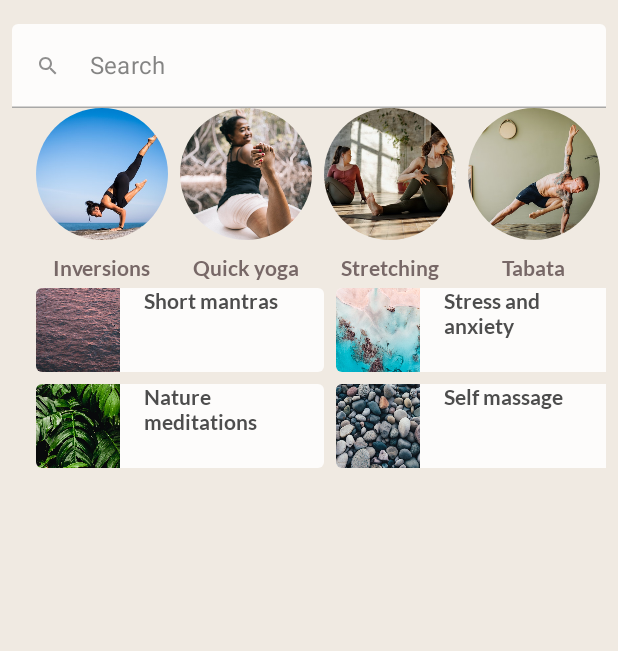
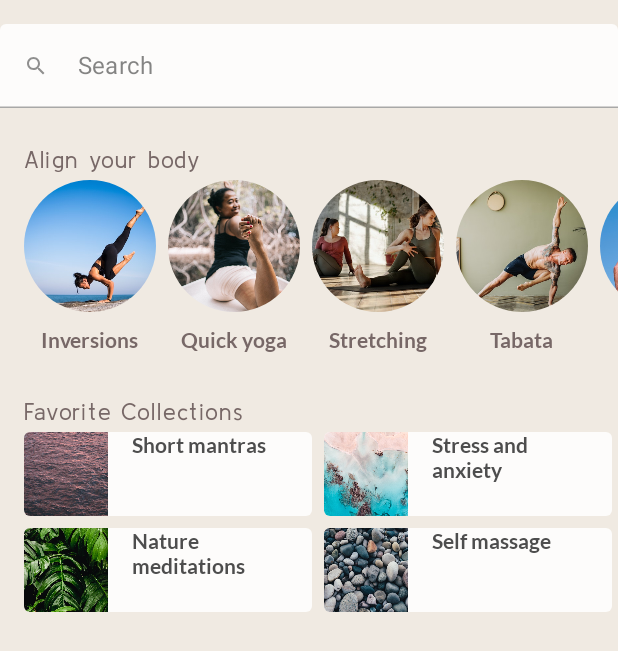
Before and after one commit to OhGyong/Jetpack-Compose-Android, an Android app built with Jetpack Compose: the screen it shows after launch (MainActivity), on a phone screen of 412 x 824 dp. Shown: the top 651 px of the screen. Run offline under Robolectric (Android 15) with nearby library versions, the phone set to English and light mode, and no system bars.

Commit message:
PATHWAY 1- BasicLayoutsCodelab 9,10 (UI만 작업)

```diff
--- a/PATHWAY 1- Compose essentials/BasicLayoutsCodelab/app/src/main/java/com/study/basiclayoutscodelab/MainActivity.kt
+++ b/PATHWAY 1- Compose essentials/BasicLayoutsCodelab/app/src/main/java/com/study/basiclayoutscodelab/MainActivity.kt
@@ -10,6 +10,7 @@ import androidx.compose.foundation.layout.Arrangement
 import androidx.compose.foundation.layout.Column
 import androidx.compose.foundation.layout.PaddingValues
 import androidx.compose.foundation.layout.Row
+import androidx.compose.foundation.layout.Spacer
 import androidx.compose.foundation.layout.fillMaxSize
 import androidx.compose.foundation.layout.fillMaxWidth
 import androidx.compose.foundation.layout.height
@@ -23,7 +24,9 @@ import androidx.compose.foundation.lazy.grid.GridCells
 import androidx.compose.foundation.lazy.grid.LazyHorizontalGrid
 import androidx.compose.foundation.lazy.grid.items
 import androidx.compose.foundation.lazy.items
+import androidx.compose.foundation.rememberScrollState
 import androidx.compose.foundation.shape.CircleShape
+import androidx.compose.foundation.verticalScroll
 import androidx.compose.material.Icon
 import androidx.compose.material.MaterialTheme
 import androidx.compose.material.Surface
@@ -65,6 +68,7 @@ private data class DrawableStringPair(
     @DrawableRes val drawable: Int,
     @StringRes val text: Int
 )
+
 class MainActivity : ComponentActivity() {
     override fun onCreate(savedInstanceState: Bundle?) {
         super.onCreate(savedInstanceState)
@@ -86,11 +90,17 @@ class MainActivity : ComponentActivity() {
 fun MainView(modifier: Modifier) {
     Column(
         modifier = modifier
-            .padding(top = 16.dp, start = 8.dp, end = 8.dp)
+            .verticalScroll(rememberScrollState())
+            .padding(vertical = 16.dp)
     ) {
         SearchBar(modifier = modifier)
-        AlignYourBodyRow(modifier)
-        FavoriteCollectionsGrid(modifier)
+        HomeSection(title = R.string.align_your_body, modifier){
+            AlignYourBodyRow(modifier)
+        }
+        HomeSection(title = R.string.favorite_collections, modifier){
+            FavoriteCollectionsGrid(modifier)
+        }
+        Spacer(modifier.height(16.dp))
     }
 
 }
@@ -117,6 +127,24 @@ fun SearchBar(modifier: Modifier) {
             .fillMaxWidth()
             .heightIn(min = 56.dp)
     )
+}
+
+@Composable
+fun HomeSection(
+    @StringRes title: Int,
+    modifier: Modifier,
+    content: @Composable () -> Unit
+) {
+    Column(modifier) {
+        Text(
+            text = stringResource(title),
+            style = typography.h2,
+            modifier = modifier
+                .paddingFromBaseline(top = 40.dp, bottom = 8.dp)
+                .padding(horizontal = 16.dp)
+        )
+        content()
+    }
 }
 
 @Composable
@@ -207,7 +235,7 @@ fun FavoriteCollectionCard(
 
 @Preview(
     widthDp = 360,
-    heightDp = 640,
+    heightDp = 180,
     showBackground = true,
     backgroundColor = 0xFFF0EAE2
 )
```
